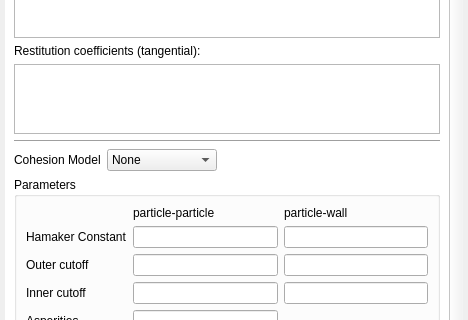
Old version of the form gui/uifiles/solids.ui in the repository truongd8593/mfix; both pictures show x 0 to 468 and y 552 to 872 of the 468 by 1089 pixel window.
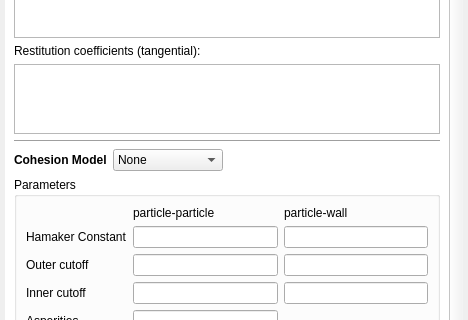
New version of the form. The open tabs and pages were chosen to show the change. Custom widgets are drawn as their Qt base class.

Commit message: boldface some labels

```diff
--- a/gui/uifiles/solids.ui
+++ b/gui/uifiles/solids.ui
@@ -2297,6 +2297,12 @@
             <layout class="QHBoxLayout" name="horizontalLayout_3">
              <item>
               <widget class="QLabel" name="label_212">
+               <property name="font">
+                <font>
+                 <weight>75</weight>
+                 <bold>true</bold>
+                </font>
+               </property>
                <property name="text">
                 <string>Cohesion Model</string>
                </property>
```
